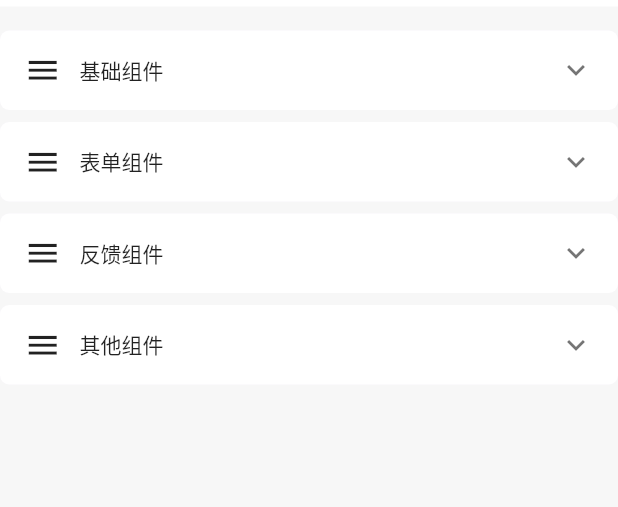
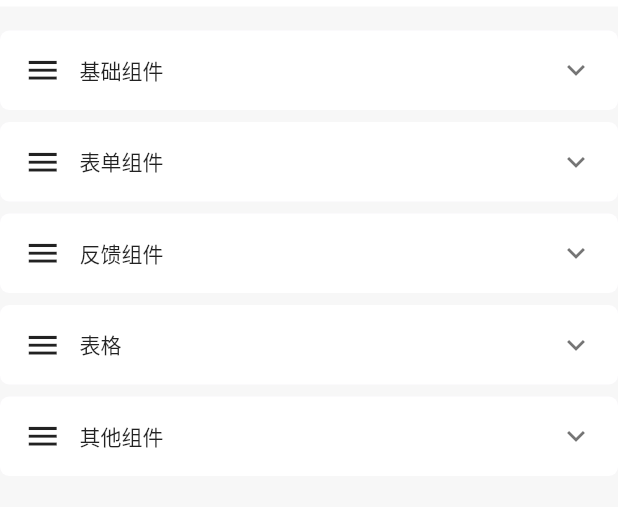
Before and after one commit to aitguys/flutter_element, a Flutter app: the screen it shows after launch, on a phone screen of 412 x 824 dp, the part 490-997 px from its top. Run offline on Flutter 3.47's test engine with Material 3 defaults, Android fonts, the phone set to English and light mode, and no system bars; our stand-ins replace flutter_colorpicker, get, logger; missing offline and left inert: flutter_syntax_view; statements that could not run were skipped; project files that could hold a hidden picture were left out.

Commit message:
完善table 组件

```diff
--- a/example/lib/pages/home/home_page.dart
+++ b/example/lib/pages/home/home_page.dart
@@ -255,6 +255,26 @@ class HomePage extends StatelessWidget {
                   children: [
                     Icon(Icons.menu, size: 25),
                     SizedBox(width: 12),
+                    Text('表格'),
+                  ],
+                ),
+                child: Column(
+                  children: [
+                    FlNavItem(
+                      suffix: const Icon(Icons.arrow_forward_ios, size: 16),
+                      padding: const EdgeInsets.symmetric(horizontal: 4),
+                      onTap: () => Get.toNamed(Routes.table),
+                      child: const Text('Table 表格组件',
+                          style: TextStyle(fontSize: 15)),
+                    )
+                  ],
+                ),
+              ),
+              ECollapsePanel(
+                title: const Row(
+                  children: [
+                    Icon(Icons.menu, size: 25),
+                    SizedBox(width: 12),
                     Text('其他组件'),
                   ],
                 ),
```
Also changed, not shown: lib/src/components/table/table.dart (+24 -5 lines), example/pubspec.lock.
